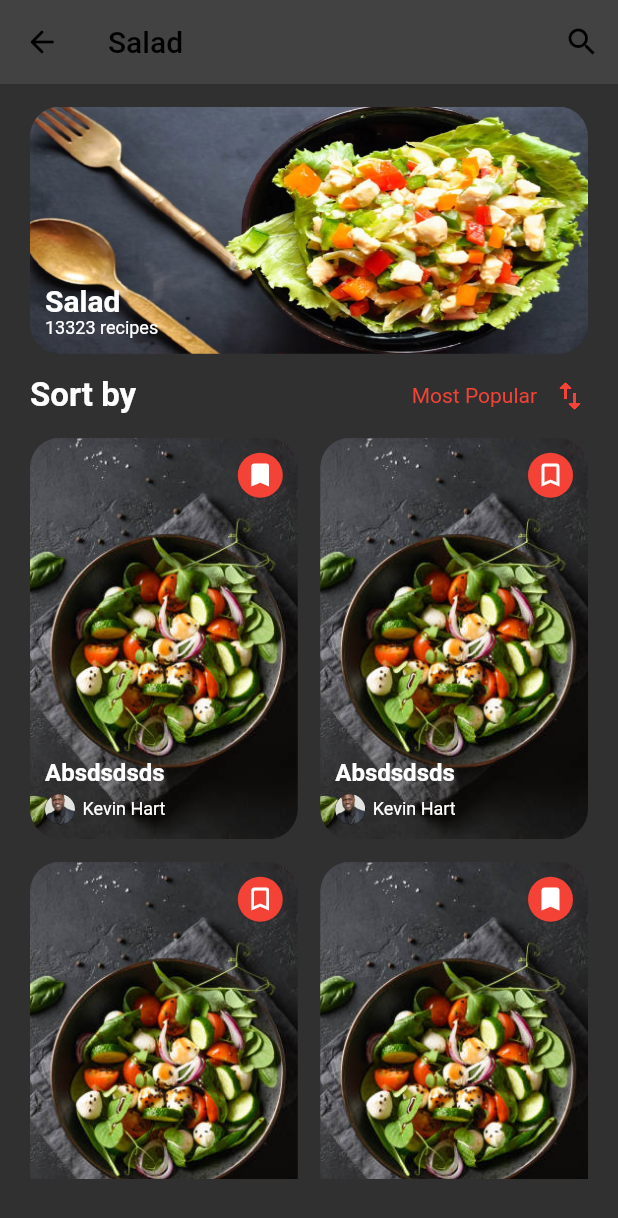
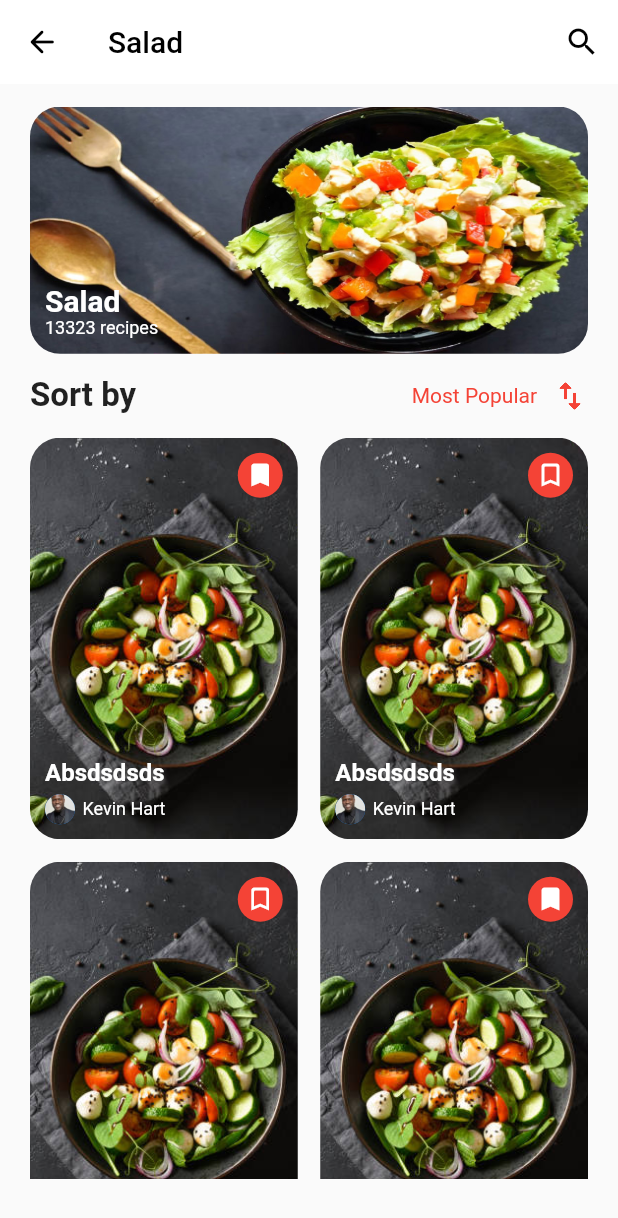
Before and after one commit to wadeowenwatt/flutter_training, a Flutter app: the screen it shows after launch, on a phone screen of 412 x 824 dp. Shown: the top 1218 px of the screen. Run offline on Flutter 3.47's test engine with Material 2 defaults, Android fonts, the phone set to English and light mode, and no system bars.

Commit message:
add change theme

```diff
--- a/lib/main.dart
+++ b/lib/main.dart
@@ -6,8 +6,16 @@ void main() {
   runApp(const FlutterTrainingSeries());
 }
 
-class FlutterTrainingSeries extends StatelessWidget {
+class FlutterTrainingSeries extends StatefulWidget {
   const FlutterTrainingSeries({Key? key}) : super(key: key);
+
+  @override
+  State<FlutterTrainingSeries> createState() => _FlutterTrainingSeriesState();
+}
+
+class _FlutterTrainingSeriesState extends State<FlutterTrainingSeries> {
+
+  bool isDark = false;
 
   @override
   Widget build(BuildContext context) {
@@ -19,8 +27,43 @@ class FlutterTrainingSeries extends StatelessWidget {
             ),
           ),
           darkTheme: ThemeData.dark(),
-          themeMode: ThemeMode.dark,
-          home: const SaladHomePage(),
+          themeMode: isDark ? ThemeMode.dark : ThemeMode.light,
+          home: Scaffold(
+            appBar: AppBar(
+              leading: IconButton(
+                onPressed: () {},
+                icon: const Icon(
+                  Icons.arrow_back_rounded,
+                  color: AppColor.colorDarkText,
+                ),
+              ),
+              title: const Text(
+                "Salad",
+                style: TextStyle(
+                  color: AppColor.colorDarkText,
+                ),
+              ),
+              actions: [
+                IconButton(
+                  onPressed: () {
+                    changeTheme();
+                  },
+                  icon: const Icon(
+                    Icons.search,
+                    color: AppColor.colorDarkText,
+                  ),
+                ),
+              ],
+              elevation: 0,
+            ),
+            body: const SaladHomePage(),
+          ),
         );
   }
+
+  void changeTheme() {
+    setState(() {
+      isDark ? isDark = false : isDark = true;
+    });
+  }
 }
--- a/lib/ui/c3_salad_home/salad_home_page.dart
+++ b/lib/ui/c3_salad_home/salad_home_page.dart
@@ -43,33 +43,6 @@ class _SaladHomePageState extends State<SaladHomePage> {
     double deviceWidth = MediaQuery.of(context).size.width;
     double deviceHeight = MediaQuery.of(context).size.height;
     return Scaffold(
-      appBar: AppBar(
-        leading: IconButton(
-          onPressed: () {},
-          icon: const Icon(
-            Icons.arrow_back_rounded,
-            color: AppColor.colorDarkText,
-          ),
-        ),
-        title: const Text(
-          "Salad",
-          style: TextStyle(
-            color: AppColor.colorDarkText,
-          ),
-        ),
-        actions: [
-          IconButton(
-            onPressed: () {
-
-            },
-            icon: const Icon(
-              Icons.search,
-              color: AppColor.colorDarkText,
-            ),
-          ),
-        ],
-        elevation: 0,
-      ),
       body: SafeArea(
         child: RefreshIndicator(
           onRefresh: () async {
```
Also changed, not shown: lib/ui/c3_salad_home/widget/item_salad_grid_view.dart (+7 -6 lines).
